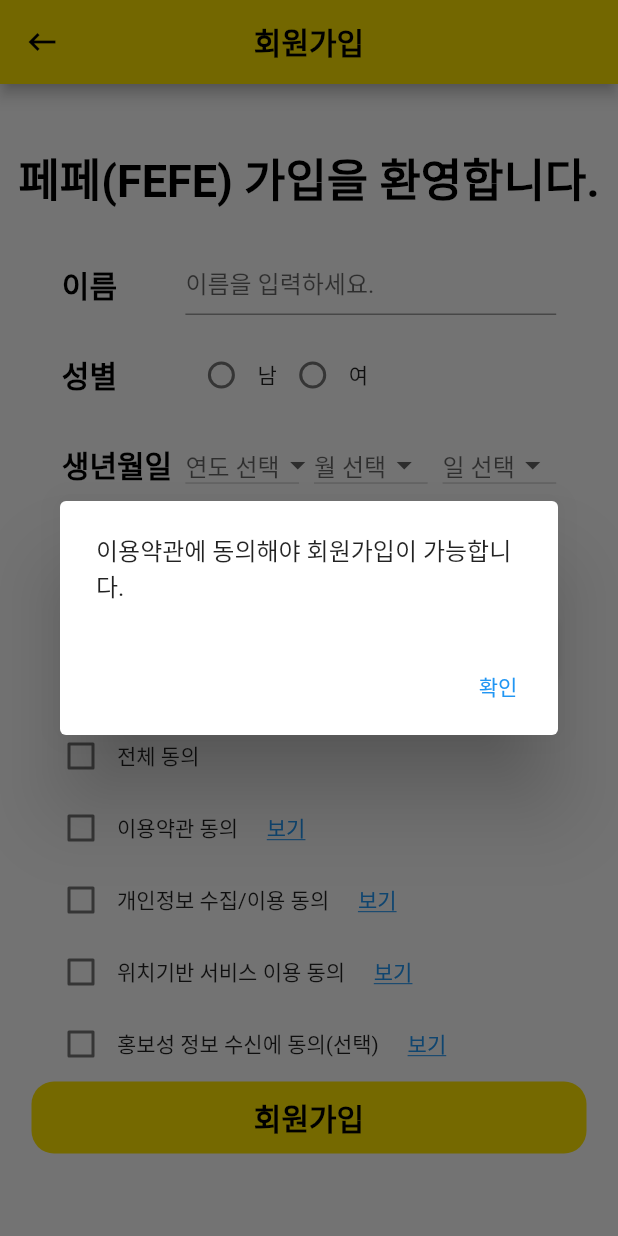
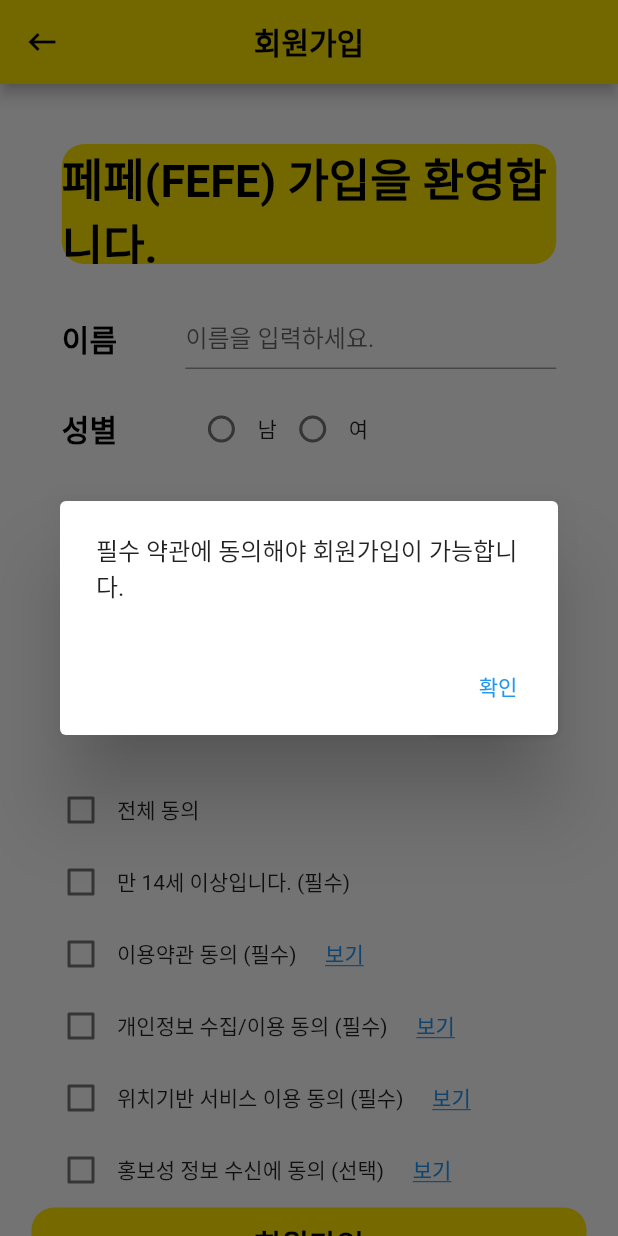
Before and after one commit to FEFastEasy/FEFE, a Flutter app: the Signup screen opened directly, after a tap on "회원가입", on a phone screen of 412 x 824 dp. Run offline on Flutter 3.47's test engine with Material 2 defaults, Android fonts, the phone set to English and light mode, and no system bars; our stand-ins replace image_picker; missing offline and left inert: qr_code_scanner.

Commit message:
230924_signup update terms

```diff
--- a/lib/login/signup.dart
+++ b/lib/login/signup.dart
@@ -36,11 +36,22 @@ class _SignupState extends State<Signup> {
   final TextEditingController _mobileAuthController = TextEditingController();
 
   String? _selectedGender;
+  bool _isAgeChecked = false;
   bool _isTermsChecked = false;
   bool _isAllTermsChecked = false;
   bool _isPrivacyChecked = false; // 개인정보 수집/이용 동의 체크박스 상태
   bool _isLocationChecked = false; // 위치기반 서비스 이용 동의 체크박스 상태
   bool _isPromotionChecked = false; // 홍보성 정보 수신에 동의 체크박스 상태
+
+  void _updateAllTermsChecked() {
+    setState(() {
+      _isAllTermsChecked = _isAgeChecked &&
+          _isTermsChecked &&
+          _isPrivacyChecked &&
+          _isLocationChecked &&
+          _isPromotionChecked;
+    });
+  }
 
   final TextStyle labelTextStyle = TextStyle(
     fontSize: 20,
@@ -106,10 +117,7 @@ class _SignupState extends State<Signup> {
             crossAxisAlignment: CrossAxisAlignment.center,
             children: [
               SizedBox(height: 40),
-              Text(
-                '페페(FEFE) 가입을 환영합니다.',
-                style: labelTextStyle.copyWith(fontSize: 30),
-              ),
+              _buildTitle('페페(FEFE) 가입을 환영합니다.', fontSize: 30),
               SizedBox(height: 30),
               _buildFormField('이름', '이름을 입력하세요.'),
               SizedBox(height: 20),
@@ -133,6 +141,7 @@ class _SignupState extends State<Signup> {
 
                           // 모든 체크박스에 전체 동의 상태를 적용
                           _isTermsChecked = _isAllTermsChecked;
+                          _isAgeChecked = _isAllTermsChecked;
                           _isPrivacyChecked = _isAllTermsChecked;
                           _isLocationChecked = _isAllTermsChecked;
                           _isPromotionChecked = _isAllTermsChecked;
@@ -143,24 +152,34 @@ class _SignupState extends State<Signup> {
                   ],
                 ),
               ),
-              _buildCheckBox(context, '이용약관 동의', _isTermsChecked, (value) {
+              _buildCheckBox02(context, '만 14세 이상입니다. (필수)', _isAgeChecked, (value) {
+                setState(() {
+                  _isAgeChecked = value ?? false;
+                  _updateAllTermsChecked(); // 상태 업데이트 후 호출
+                });
+              }, ),
+              _buildCheckBox(context, '이용약관 동의 (필수)', _isTermsChecked, (value) {
                 setState(() {
                   _isTermsChecked = value ?? false;
+                  _updateAllTermsChecked(); // 상태 업데이트 후 호출
                 });
               }, '이용약관'),
-              _buildCheckBox(context, '개인정보 수집/이용 동의', _isPrivacyChecked, (value) {
+              _buildCheckBox(context, '개인정보 수집/이용 동의 (필수)', _isPrivacyChecked, (value) {
                 setState(() {
                   _isPrivacyChecked = value ?? false;
+                  _updateAllTermsChecked(); // 상태 업데이트 후 호출
                 });
               }, '개인정보'),
-              _buildCheckBox(context, '위치기반 서비스 이용 동의', _isLocationChecked, (value) {
+              _buildCheckBox(context, '위치기반 서비스 이용 동의 (필수)', _isLocationChecked, (value) {
                 setState(() {
                   _isLocationChecked = value ?? false;
+                  _updateAllTermsChecked(); // 상태 업데이트 후 호출
                 });
               }, '위치기반'),
-              _buildCheckBox(context, '홍보성 정보 수신에 동의(선택)', _isPromotionChecked, (value) {
+              _buildCheckBox(context, '홍보성 정보 수신에 동의 (선택)', _isPromotionChecked, (value) {
                 setState(() {
                   _isPromotionChecked = value ?? false;
+                  _updateAllTermsChecked(); // 상태 업데이트 후 호출
                 });
               }, '홍보'),
               Padding(
@@ -177,15 +196,17 @@ class _SignupState extends State<Signup> {
                   ),
                   child: TextButton(
                     onPressed: () {
-                      if (_isTermsChecked) {
-                        // 이용약관에 동의한 경우 회원가입 처리 로직을 실행하세요.
-                        // Navigator.push(context, MaterialPageRoute(builder: (context) => Login()));
+                      if (_isAgeChecked && _isTermsChecked && _isPrivacyChecked && _isLocationChecked) {
+                        // Check if all terms except '홍보성 정보 수신에 동의' are agreed upon
+                          // Perform the signup logic here
+                          // Navigator.push(context, MaterialPageRoute(builder: (context) => Login()));
                       } else {
+                        // Show an alert that all terms must be agreed upon
                         showDialog(
                           context: context,
                           builder: (context) {
                             return AlertDialog(
-                              content: Text('이용약관에 동의해야 회원가입이 가능합니다.'),
+                              content: Text('필수 약관에 동의해야 회원가입이 가능합니다.'),
                               actions: [
                                 TextButton(
                                   onPressed: () {
@@ -199,6 +220,7 @@ class _SignupState extends State<Signup> {
                         );
                       }
                     },
+
                     child: Text(
                         '회원가입',
                         style: TextStyle(
@@ -211,6 +233,23 @@ class _SignupState extends State<Signup> {
               ),
             ],
           ),
+        ),
+      ),
+    );
+  }
+
+  Widget _buildTitle(String title, {double fontSize = 20}) {
+    return Container(
+      width: MediaQuery.of(context).size.width * 8 / 10,
+      height: 80,
+      decoration: BoxDecoration(
+        color: Color(0xfffae100),
+        borderRadius: BorderRadius.circular(15.0),
+      ),
+      child: Center(
+        child: Text(
+          title,
+          style: labelTextStyle.copyWith(fontSize: fontSize),
         ),
       ),
     );
@@ -502,8 +541,29 @@ class _SignupState extends State<Signup> {
   }
 }
 
+Widget _buildCheckBox02(
+    BuildContext context,
+    String label,
+    bool value,
+    ValueChanged<bool?> onChanged,
+    ) {
+  return Padding(
+    padding: const EdgeInsets.symmetric(horizontal: 30),
+    child: Row(
+      children: [
+        Checkbox(
+          value: value,
+          onChanged: onChanged,
+        ),
+        Text(label),
+      ],
+    ),
+  );
+}
+
+
 Widget _buildCheckBox(
-    BuildContext context, // 함수에 BuildContext 추가
+    BuildContext context,
     String label,
     bool value,
     ValueChanged<bool?> onChanged,
@@ -514,19 +574,18 @@ Widget _buildCheckBox(
     child: Row(
       children: [
         Checkbox(
-          value: value, // 기본값을 false로 설정
+          value: value,
           onChanged: onChanged,
         ),
         Text(label),
-        if (TermsContent
-            .getTermsContent(term)
-            .isNotEmpty) // 약관 내용이 있는 경우에만 보기 버튼 추가
+        if (TermsContent.getTermsContent(term).isNotEmpty)
           TextButton(
             onPressed: () {
-              // 해당 약관의 상세 내용 페이지로 이동
-              Navigator.push(context, MaterialPageRoute(
-                builder: (context) => TermsDetailPage(term: term),
-              ),
+              Navigator.push(
+                context,
+                MaterialPageRoute(
+                  builder: (context) => TermsDetailPage(term: term),
+                ),
               );
             },
             child: Text(
```
